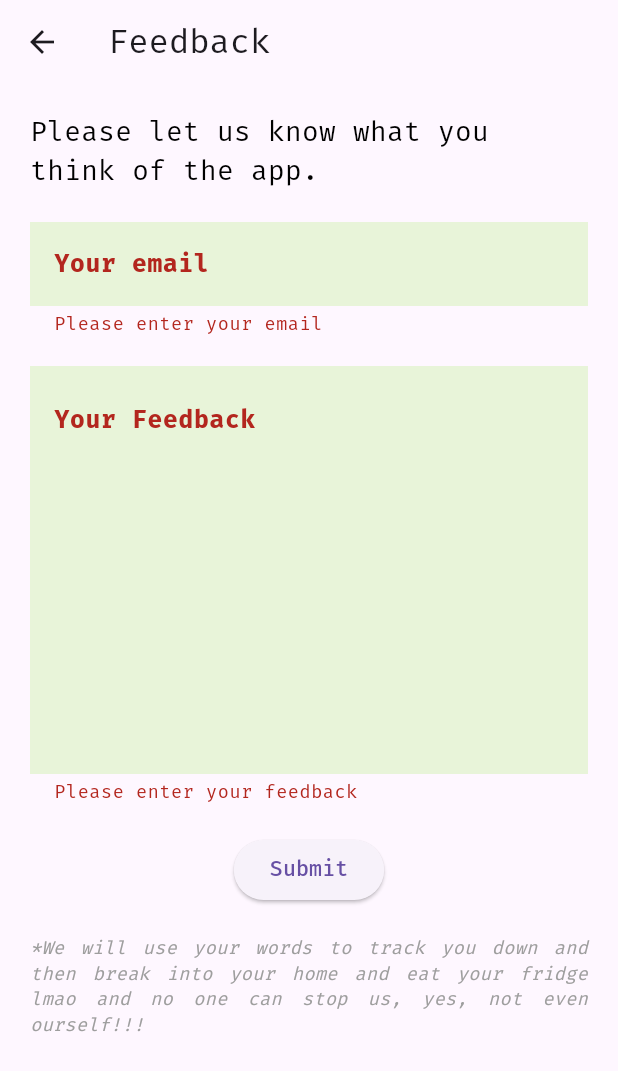
After one commit to Arthaloith/AmogusMHDB, a Flutter app: the FeedbackPage screen opened directly, after a tap on "Submit", on a phone screen of 412 x 824 dp. The commit adds this screen. Shown: the top 1071 px of the screen. Run offline on Flutter 3.47's test engine with Material 3 defaults, Android fonts, the phone set to English and light mode, and no system bars; our stand-ins replace cloud_firestore, file_picker, firebase_auth, firebase_core, flutter_svg, shared_preferences; accounts and stored records are empty.

Commit message:
added template for armor screens and feedback submittion function

```diff
--- a/lib/main.dart
+++ b/lib/main.dart
@@ -1,10 +1,13 @@
 import 'package:amogus/pages/home.dart';
 import 'package:amogus/providers/theme_provider.dart';
+import 'package:firebase_core/firebase_core.dart';
 import 'package:flutter/material.dart';
 import 'package:flutter_localizations/flutter_localizations.dart';
 import 'package:provider/provider.dart';
 
-void main() {
+Future<void> main() async {
+  WidgetsFlutterBinding.ensureInitialized();
+  await Firebase.initializeApp();
   runApp(
     MultiProvider(
       providers: [
--- /dev/null
+++ b/lib/pages/feedback.dart
@@ -0,0 +1,122 @@
+import 'package:flutter/material.dart';
+import 'package:url_launcher/url_launcher.dart';
+import 'package:firebase_auth/firebase_auth.dart';
+import 'package:cloud_firestore/cloud_firestore.dart';
+
+class FeedbackPage extends StatefulWidget {
+  const FeedbackPage({super.key});
+
+  @override
+  _FeedbackPageState createState() => _FeedbackPageState();
+}
+
+class _FeedbackPageState extends State<FeedbackPage> {
+  final _formKey = GlobalKey<FormState>();
+  String _feedback = '';
+  String _email = '';
+
+  @override
+  Widget build(BuildContext context) {
+    return Scaffold(
+      appBar: AppBar(
+        title: const Text('Feedback'),
+      ),
+      body: Padding(
+        padding: const EdgeInsets.all(20.0),
+        child: Form(
+          key: _formKey,
+          child: Column(
+            children: [
+              const Text(
+                'Please let us know what you think of the app.',
+                style: TextStyle(fontSize: 18),
+              ),
+              const SizedBox(height: 20),
+              feedBackForm(),
+            ],
+          ),
+        ),
+      ),
+    );
+  }
+
+  Column feedBackForm() {
+    return Column(
+      children: [
+        TextFormField(
+          maxLines: 1,
+          decoration: const InputDecoration(
+            labelText: 'Your email',
+            labelStyle: TextStyle(fontSize: 16, fontWeight: FontWeight.bold),
+            border: InputBorder.none,
+            filled: true,
+            fillColor: Color.fromARGB(255, 232, 244, 217),
+          ),
+          validator: (value) {
+            if (value!.isEmpty) {
+              return 'Please enter your email';
+            }
+            return null;
+          },
+          onSaved: (value) => _email = value!,
+        ),
+        const SizedBox(height: 20),
+        TextFormField(
+          maxLines: 10,
+          decoration: const InputDecoration(
+            labelText: 'Your Feedback',
+            labelStyle: TextStyle(fontSize: 16, fontWeight: FontWeight.bold),
+            alignLabelWithHint: true,
+            border: InputBorder.none,
+            filled: true,
+            fillColor: Color.fromARGB(255, 232, 244, 217),
+          ),
+          validator: (value) {
+            if (value!.isEmpty) {
+              return 'Please enter your feedback';
+            }
+            return null;
+          },
+          onSaved: (value) => _feedback = value!,
+        ),
+        const SizedBox(height: 20),
+        ElevatedButton(
+          onPressed: () async {
+            if (_formKey.currentState!.validate()) {
+              _formKey.currentState!.save();
+              try {
+                final FirebaseFirestore _firestore = FirebaseFirestore.instance;
+                await _firestore.collection('feedback').add({
+                  'email': _email,
+                  'feedback': _feedback,
+                });
+                ScaffoldMessenger.of(context).showSnackBar(
+                  const SnackBar(
+                    content: Text('Feedback sent successfully'),
+                  ),
+                );
+              } catch (e) {
+                ScaffoldMessenger.of(context).showSnackBar(
+                  SnackBar(
+                    content: Text('Error sending feedback: $e'),
+                  ),
+                );
+              }
+            }
+          },
+          child: const Text('Submit'),
+        ),
+        const SizedBox(height: 20),
+        const Text(
+          '*We will use your words to track you down and then break into your home and eat your fridge lmao and no one can stop us, yes, not even ourself!!!',
+          textAlign: TextAlign.justify,
+          style: TextStyle(
+            fontSize: 12,
+            color: Colors.grey, // Grey color to indicate it's a disclaimer
+            fontStyle: FontStyle.italic, // Italic font to make it stand out
+          ),
+        ),
+      ],
+    );
+  }
+}
--- a/lib/ui/right_drawer.dart
+++ b/lib/ui/right_drawer.dart
@@ -1,4 +1,5 @@
 import 'package:amogus/pages/about.dart';
+import 'package:amogus/pages/feedback.dart';
 import 'package:amogus/pages/home.dart';
 import 'package:amogus/pages/note/note.dart';
 import 'package:amogus/pages/settings.dart';
@@ -67,6 +68,15 @@ Widget rightDrawer(BuildContext context) {
           },
         ),
         ListTile(
+          leading: const Icon(Icons.feedback),
+          title: const Text('Feedback'),
+          onTap: () async {
+            Navigator.of(context).push(MaterialPageRoute(
+              builder: (context) => const FeedbackPage(),
+            ));
+          },
+        ),
+        ListTile(
           leading: const Icon(Icons.source),
           title: const Text('Source'),
           onTap: () async {
```
Also changed, not shown: lib/pages/armors/LR/Blademaster/yukumo.dart (added, +229 -0 lines), lib/pages/armors/lr_blademaster.dart (+10 -26 lines), lib/ui/left_drawer.dart (+12 -1 lines), pubspec.yaml (+13 -0 lines), assets/ArmorSets/LR/Blademaster/Yukumo-Armor.webp (added), assets/icons/ArmorType/Gauntlets.webp (added), assets/icons/ArmorType/Helm.webp (added), assets/icons/ArmorType/Leggings.webp (added), assets/icons/ArmorType/Plate.webp (added), assets/icons/ArmorType/Waist.webp (added), firebase.json (added), lib/firebase_options.dart (added), pubspec.lock, 6 other files.
